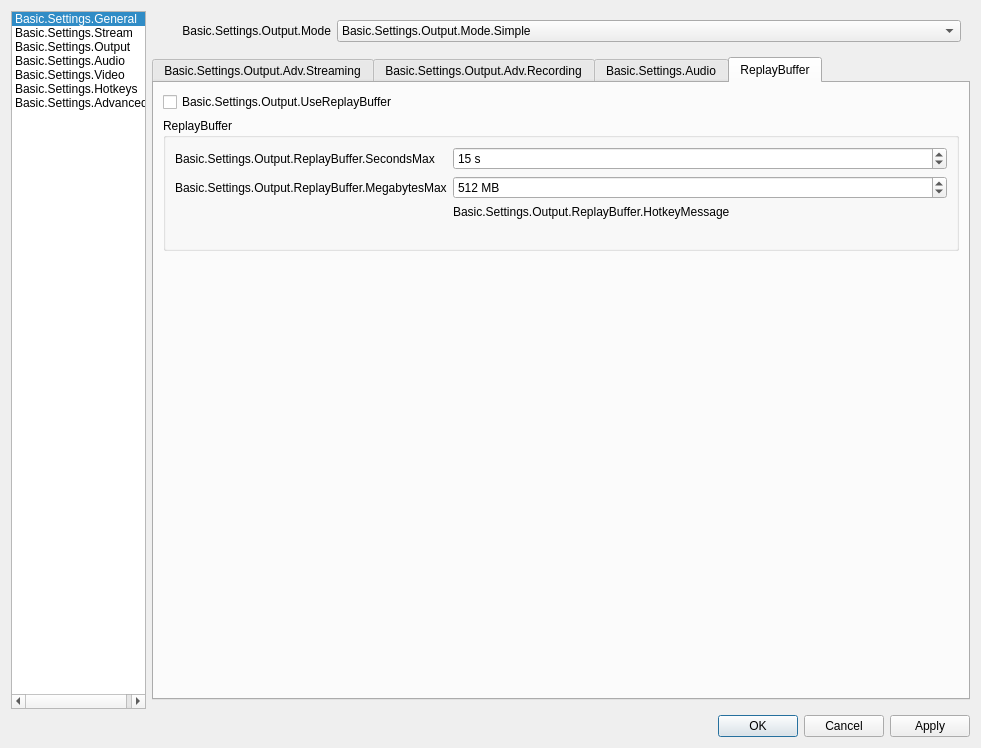
First picture: the form in UI/forms/OBSBasicSettings.ui, repository obsproject/obs-studio, before the edit.
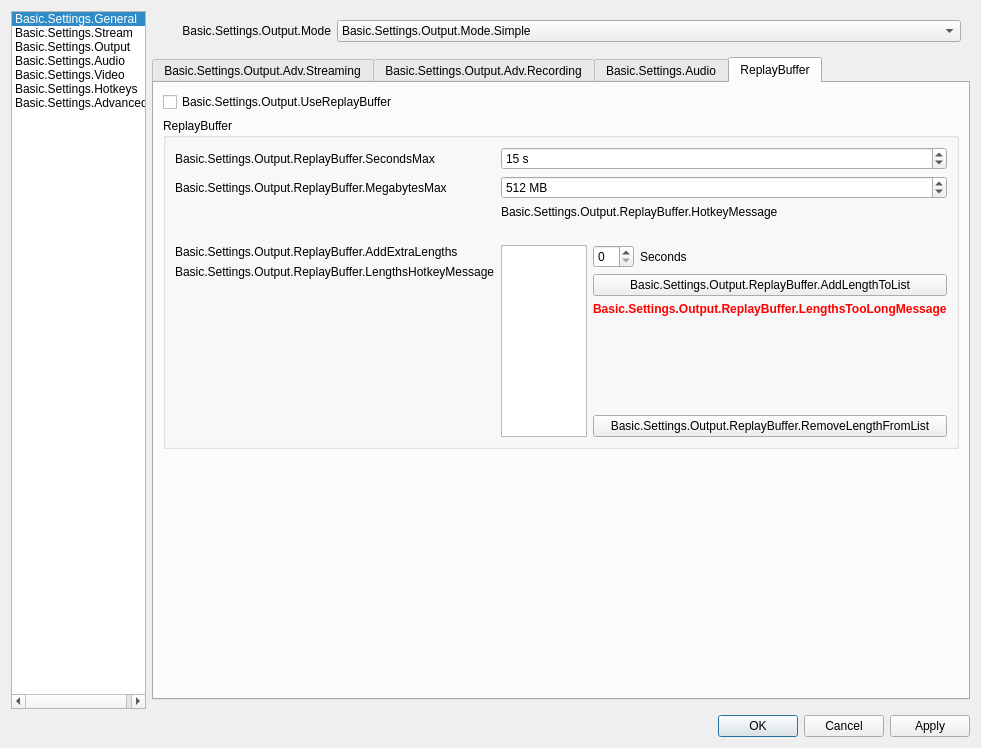
Second picture: the form after the edit. The open tabs and pages were chosen to show the change. Icons and pictures are not drawn. Custom widgets are drawn as their Qt base class.

Commit message:
obs-ffmpeg: add multiple replay buffer time limits
Added the option to specify how much of the time buffer should be saved,
configurable via the application options dialog.
Added a new script binding to allow saving a partial Replay Buffer.

Diff of the .ui file:
```diff
--- a/UI/forms/OBSBasicSettings.ui
+++ b/UI/forms/OBSBasicSettings.ui
@@ -3581,6 +3581,156 @@
                           </property>
                          </widget>
                         </item>
+                        <item row="4" column="0">
+                         <layout class="QVBoxLayout" name="advRBExtraLengthsDescVL">
+                          <item>
+                           <widget class="QLabel" name="advRBLengthsLabel">
+                            <property name="text">
+                             <string>Basic.Settings.Output.ReplayBuffer.AddExtraLengths</string>
+                            </property>
+                           </widget>
+                          </item>
+                          <item>
+                           <widget class="QLabel" name="advRBExtraLengthsHotkeyMessage">
+                            <property name="text">
+                             <string>Basic.Settings.Output.ReplayBuffer.LengthsHotkeyMessage</string>
+                            </property>
+                            <property name="wordWrap">
+                             <bool>true</bool>
+                            </property>
+                           </widget>
+                          </item>
+                          <item>
+                           <spacer name="advRBExtraLengthsDescVS">
+                            <property name="orientation">
+                             <enum>Qt::Vertical</enum>
+                            </property>
+                            <property name="sizeHint" stdset="0">
+                             <size>
+                              <width>20</width>
+                              <height>40</height>
+                             </size>
+                            </property>
+                           </spacer>
+                          </item>
+                         </layout>
+                        </item>
+                        <item row="4" column="1">
+                         <layout class="QHBoxLayout" name="advRBExtraLengthsEditHL">
+                          <item>
+                           <widget class="QListWidget" name="advRBLengthsList">
+                            <property name="maximumSize">
+                             <size>
+                              <width>100</width>
+                              <height>200</height>
+                             </size>
+                            </property>
+                            <property name="selectionMode">
+                             <enum>QAbstractItemView::ExtendedSelection</enum>
+                            </property>
+                           </widget>
+                          </item>
+                          <item>
+                           <layout class="QVBoxLayout" name="verticalLayout_7">
+                            <item>
+                             <layout class="QHBoxLayout" name="horizontalLayout_24">
+                              <item>
+                               <widget class="QSpinBox" name="advRBLengthsSpinBox">
+                                <property name="baseSize">
+                                 <size>
+                                  <width>0</width>
+                                  <height>0</height>
+                                 </size>
+                                </property>
+                               </widget>
+                              </item>
+                              <item>
+                               <widget class="QLabel" name="label_69">
+                                <property name="text">
+                                 <string>Seconds</string>
+                                </property>
+                               </widget>
+                              </item>
+                              <item>
+                               <spacer name="horizontalSpacer_27">
+                                <property name="orientation">
+                                 <enum>Qt::Horizontal</enum>
+                                </property>
+                                <property name="sizeHint" stdset="0">
+                                 <size>
+                                  <width>40</width>
+                                  <height>20</height>
+                                 </size>
+                                </property>
+                               </spacer>
+                              </item>
+                             </layout>
+                            </item>
+                            <item>
+                             <widget class="QPushButton" name="advRBLengthsAddButton">
+                              <property name="maximumSize">
+                               <size>
+                                <width>16777215</width>
+                                <height>16777215</height>
+                               </size>
+                              </property>
+                              <property name="text">
+                               <string>Basic.Settings.Output.ReplayBuffer.AddLengthToList</string>
+                              </property>
+                             </widget>
+                            </item>
+                            <item>
+                             <widget class="QLabel" name="advRBExtraLengthsTooHighMessage">
+                              <property name="enabled">
+                               <bool>true</bool>
+                              </property>
+                              <property name="font">
+                               <font>
+                                <weight>75</weight>
+                                <bold>true</bold>
+                               </font>
+                              </property>
+                              <property name="styleSheet">
+                               <string notr="true">color: rgb(255, 0, 0);</string>
+                              </property>
+                              <property name="text">
+                               <string>Basic.Settings.Output.ReplayBuffer.LengthsTooLongMessage</string>
+                              </property>
+                              <property name="wordWrap">
+                               <bool>true</bool>
+                              </property>
+                             </widget>
+                            </item>
+                            <item>
+                             <spacer name="verticalSpacer_3">
+                              <property name="orientation">
+                               <enum>Qt::Vertical</enum>
+                              </property>
+                              <property name="sizeHint" stdset="0">
+                               <size>
+                                <width>20</width>
+                                <height>40</height>
+                               </size>
+                              </property>
+                             </spacer>
+                            </item>
+                            <item>
+                             <widget class="QPushButton" name="advRBLengthsRemoveButton">
+                              <property name="maximumSize">
+                               <size>
+                                <width>16777215</width>
+                                <height>16777215</height>
+                               </size>
+                              </property>
+                              <property name="text">
+                               <string>Basic.Settings.Output.ReplayBuffer.RemoveLengthFromList</string>
+                              </property>
+                             </widget>
+                            </item>
+                           </layout>
+                          </item>
+                         </layout>
+                        </item>
                        </layout>
                       </widget>
                      </item>
```
The commit also changes 11 other files.
